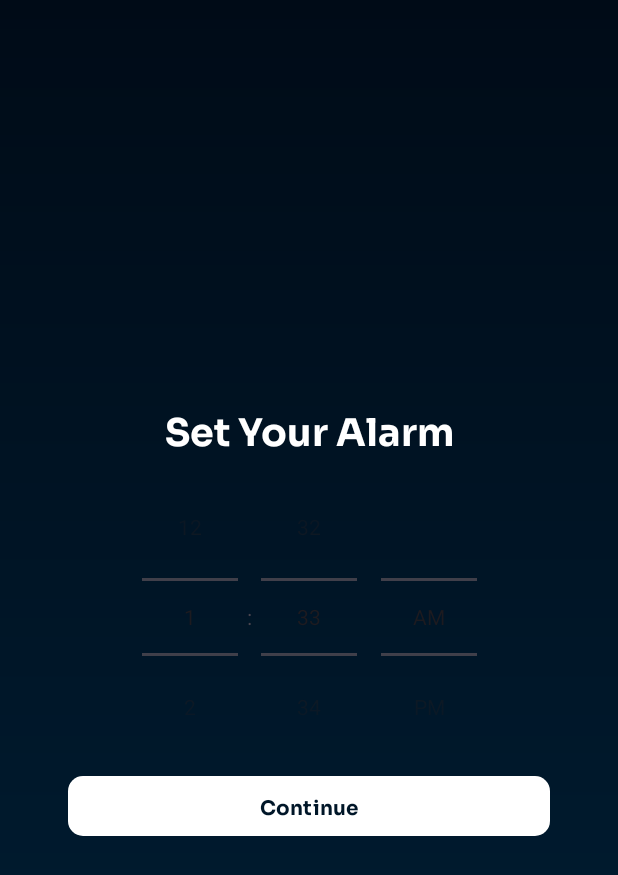
After one commit to Turuku-Bangkit-Capstone-Project/Mobile-Development, an Android app: the fragment CustomizeAlarmFragment shown on its own in the app's theme, on a phone screen of 412 x 824 dp. The commit adds this screen. Shown: the top 875 px of the screen. Run offline under Robolectric (Android 15) with nearby library versions, the phone set to English and light mode, and no system bars.

Commit message:
Add CustomizeAlarmFragment

```diff
--- /dev/null
+++ b/app/src/main/java/com/muhhlmy/turuku/CustomizeAlarmFragment.kt
@@ -0,0 +1,27 @@
+package com.muhhlmy.turuku
+
+import android.os.Bundle
+import androidx.fragment.app.Fragment
+import android.view.LayoutInflater
+import android.view.View
+import android.view.ViewGroup
+import com.muhhlmy.turuku.databinding.FragmentCustomizeAlarmBinding
+
+class CustomizeAlarmFragment : Fragment() {
+
+    private var _binding: FragmentCustomizeAlarmBinding? = null
+    private val binding get() = _binding!!
+
+    override fun onCreateView(
+        inflater: LayoutInflater, container: ViewGroup?,
+        savedInstanceState: Bundle?
+    ): View {
+        _binding = FragmentCustomizeAlarmBinding.inflate(inflater, container, false)
+        return binding.root
+    }
+
+    override fun onDestroyView() {
+        super.onDestroyView()
+        _binding = null
+    }
+}
--- a/app/src/main/java/com/muhhlmy/turuku/PersonalizeAboutActivity.kt
+++ b/app/src/main/java/com/muhhlmy/turuku/PersonalizeAboutActivity.kt
@@ -23,7 +23,7 @@ class PersonalizeAboutActivity : AppCompatActivity() {
 
         binding.btnContinue.setOnClickListener {
             // Do something
-            val intent = Intent(this, PersonalizeBedtime::class.java)
+            val intent = Intent(this, PersonalizeBedtimeActivity::class.java)
             startActivity(intent)
         }
     }
--- a/app/src/main/java/com/muhhlmy/turuku/PersonalizeMessage.kt
+++ b/app/src/main/java/com/muhhlmy/turuku/PersonalizeMessageActivity.kt
@@ -5,7 +5,7 @@ import android.os.Bundle
 import androidx.appcompat.app.AppCompatActivity
 import com.muhhlmy.turuku.databinding.ActivityPersonalizeMessageBinding
 
-class PersonalizeMessage : AppCompatActivity() {
+class PersonalizeMessageActivity : AppCompatActivity() {
 
     private lateinit var binding : ActivityPersonalizeMessageBinding
 
--- a/app/src/main/java/com/muhhlmy/turuku/RegisterActivity.kt
+++ b/app/src/main/java/com/muhhlmy/turuku/RegisterActivity.kt
@@ -16,7 +16,7 @@ class RegisterActivity : AppCompatActivity() {
 
         binding.btnSignUp.setOnClickListener {
             // Do something
-            startActivity(Intent(this, PersonalizeMessage::class.java))
+            startActivity(Intent(this, PersonalizeMessageActivity::class.java))
         }
     }
 }
--- a/app/src/main/res/layout/activity_final_personalize.xml
+++ b/app/src/main/res/layout/activity_final_personalize.xml
@@ -8,7 +8,7 @@
     android:layout_height="match_parent"
     android:background="@drawable/background_gradient"
     android:padding="35dp"
-    tools:context=".PersonalizeMessage">
+    tools:context=".PersonalizeMessageActivity">
 
     <FrameLayout
         android:layout_width="match_parent"
--- a/app/src/main/res/layout/activity_personalize_bedtime.xml
+++ b/app/src/main/res/layout/activity_personalize_bedtime.xml
@@ -7,7 +7,7 @@
     android:layout_height="match_parent"
     android:background="@drawable/background_gradient"
     android:padding="35dp"
-    tools:context=".PersonalizeBedtime">
+    tools:context=".PersonalizeBedtimeActivity">
 
     <FrameLayout
         android:layout_width="match_parent"
--- a/app/src/main/res/layout/activity_personalize_lifestyle.xml
+++ b/app/src/main/res/layout/activity_personalize_lifestyle.xml
@@ -8,7 +8,7 @@
     android:layout_height="match_parent"
     android:background="@drawable/background_gradient"
     android:padding="35dp"
-    tools:context=".PersonalizeMessage">
+    tools:context=".PersonalizeMessageActivity">
 
     <FrameLayout
         android:layout_width="match_parent"
--- a/app/src/main/res/layout/activity_personalize_message.xml
+++ b/app/src/main/res/layout/activity_personalize_message.xml
@@ -8,7 +8,7 @@
     android:layout_height="match_parent"
     android:background="@drawable/background_gradient"
     android:padding="35dp"
-    tools:context=".PersonalizeMessage">
+    tools:context=".PersonalizeMessageActivity">
 
     <FrameLayout
         android:layout_width="match_parent"
--- a/app/src/main/res/layout/activity_personalize_waketime.xml
+++ b/app/src/main/res/layout/activity_personalize_waketime.xml
@@ -7,7 +7,7 @@
     android:layout_height="match_parent"
     android:background="@drawable/background_gradient"
     android:padding="35dp"
-    tools:context=".PersonalizeWaketime">
+    tools:context=".PersonalizeWaketimeActivity">
 
     <FrameLayout
         android:layout_width="match_parent"
--- /dev/null
+++ b/app/src/main/res/layout/fragment_customize_alarm.xml
@@ -0,0 +1,70 @@
+<?xml version="1.0" encoding="utf-8"?>
+<androidx.constraintlayout.widget.ConstraintLayout xmlns:android="http://schemas.android.com/apk/res/android"
+    xmlns:app="http://schemas.android.com/apk/res-auto"
+    xmlns:tools="http://schemas.android.com/tools"
+    android:layout_width="match_parent"
+    android:layout_height="match_parent"
+    android:padding="45dp"
+    android:background="@drawable/background_gradient"
+    tools:context=".CustomizeAlarmFragment">
+
+    <FrameLayout
+        android:layout_width="match_parent"
+        android:layout_height="wrap_content"
+        app:layout_constraintBottom_toBottomOf="parent"
+        app:layout_constraintEnd_toEndOf="parent"
+        app:layout_constraintStart_toStartOf="parent"
+        app:layout_constraintTop_toTopOf="parent">
+
+            <androidx.constraintlayout.widget.ConstraintLayout
+                android:layout_width="match_parent"
+                android:layout_height="match_parent">
+
+                    <TextView
+                        android:id="@+id/tvTitleSetAlarm"
+                        android:layout_width="wrap_content"
+                        android:layout_height="wrap_content"
+                        android:fontFamily="@font/sora_bold"
+                        android:text="Set Your Alarm"
+                        android:textSize="25sp"
+                        android:textColor="@color/white"
+
+                        app:layout_constraintEnd_toEndOf="parent"
+                        app:layout_constraintStart_toStartOf="parent"
+                        app:layout_constraintTop_toTopOf="parent" />
+
+                    <TimePicker
+                        android:id="@+id/alarmInput"
+                        android:layout_width="wrap_content"
+                        android:layout_height="wrap_content"
+                        android:timePickerMode="spinner"
+                        app:layout_constraintEnd_toEndOf="parent"
+                        app:layout_constraintStart_toStartOf="parent"
+                        app:layout_constraintTop_toBottomOf="@id/tvTitleSetAlarm"
+                        />
+
+                    <com.google.android.material.button.MaterialButton
+                        android:id="@+id/btnContinue"
+                        android:layout_width="match_parent"
+                        android:layout_height="40dp"
+                        app:backgroundTint="@color/white"
+                        android:fontFamily="@font/sora_bold"
+                        android:text="Continue"
+                        android:textSize="13sp"
+                        android:background="@drawable/rounded_button"
+                        android:textColor="@color/dark_low_blue"
+                        app:layout_constraintStart_toStartOf="parent"
+                        app:layout_constraintEnd_toEndOf="parent"
+                        app:layout_constraintTop_toBottomOf="@id/alarmInput" />
+
+
+            </androidx.constraintlayout.widget.ConstraintLayout>
+
+
+
+
+    </FrameLayout>
+
+
+
+</androidx.constraintlayout.widget.ConstraintLayout>
--- a/app/src/main/res/layout/spinner_item.xml
+++ b/app/src/main/res/layout/spinner_item.xml
@@ -5,5 +5,5 @@
     android:padding="10dp"
     android:textSize="15sp"
     android:textColor="@color/dark_intense_blue"
-    android:fontFamily="@font/montserrat_reguler"
+    android:fontFamily="@font/sora_regular"
     android:gravity="center"/>
--- a/app/src/main/res/values/strings.xml
+++ b/app/src/main/res/values/strings.xml
@@ -14,4 +14,6 @@
     <string name="sign_up_password">Password</string>
     <string name="sign_up_confirm_password">Confirm Password</string>
     <string name="btn_sign_up">Sign Up</string>
+    <!-- TODO: Remove or change this placeholder text -->
+    <string name="hello_blank_fragment">Hello blank fragment</string>
 </resources>
```
Also changed, not shown: app/src/main/AndroidManifest.xml (+5 -5 lines), app/src/main/java/com/muhhlmy/turuku/FinalPersonalizeActivity.kt (renamed from app/src/main/java/com/muhhlmy/turuku/PersonalizeLifestyle.kt, +5 -5 lines), app/src/main/java/com/muhhlmy/turuku/HomeActivity.kt (+3 -4 lines), app/src/main/java/com/muhhlmy/turuku/PersonalizeBedtimeActivity.kt (renamed from app/src/main/java/com/muhhlmy/turuku/PersonalizeWaketime.kt, +6 -5 lines), app/src/main/java/com/muhhlmy/turuku/PersonalizeLifestyleActivity.kt (renamed from app/src/main/java/com/muhhlmy/turuku/PersonalizeBedtime.kt, +5 -6 lines), app/src/main/java/com/muhhlmy/turuku/PersonalizeWaketimeActivity.kt (renamed from app/src/main/java/com/muhhlmy/turuku/FinalPersonalize.kt, +5 -5 lines), app/src/main/res/layout/activity_home.xml (+19 -12 lines), app/src/main/res/navigation/main.xml (added, +8 -0 lines).
